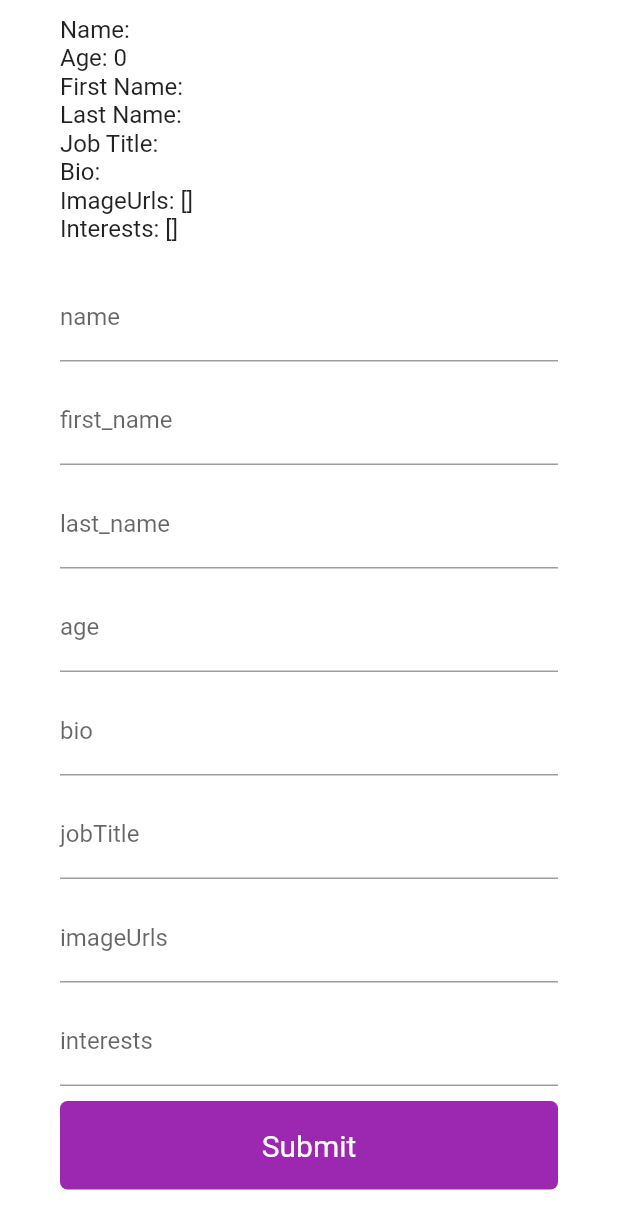
After one commit to ajaygc95/InearU, a Flutter app: the TestProfileScreen screen opened by its route, on a phone screen of 412 x 824 dp. The commit adds this screen. Shown: the top 1229 px of the screen. Run offline on Flutter 3.47's test engine with Material 2 defaults, Android fonts, the phone set to English and light mode, and no system bars; our stand-ins replace bloc, equatable, flutter_bloc, flutter_svg, font_awesome_flutter, jwt_decoder and 1 more; accounts and stored records are empty; Roboto replaces fonts that are missing (Optima); project files that could hold a hidden picture were left out.

Commit message:
All user register Using JWT, Bloc, DRF

```diff
--- a/inearu/lib/bloc/counter/counter_bloc.dart
+++ b/inearu/lib/bloc/counter/counter_bloc.dart
@@ -4,25 +4,23 @@ import 'package:flutter_bloc/flutter_bloc.dart';
 
 import 'package:inearu/bloc/counter/counter_event.dart';
 import 'package:inearu/bloc/counter/counter_state.dart';
+import 'package:inearu/models/test_profile.dart';
 
 class CounterBloc extends Bloc<CounterEvent, CounterState> {
-  int counter = 0;
+  TestProfile profile = TestProfile(name: "", age: 1);
   CounterBloc() : super(InitialCounterState()) {
     on<NumberIncreaseEvent>(onNumberIncrease);
-    on<NumberDecreaseEvent>(onNumberDecrease);
+    on<NumberDecreaseEvent>(onAddAge);
   }
 
   void onNumberIncrease(
       NumberIncreaseEvent event, Emitter<CounterState> emit) async {
-    counter = counter + 1;
-    emit((UpdateCounter(counter)));
+    profile.name = "Ajay";
+    emit((UpdateCounter(profile: profile)));
   }
 
-  void onNumberDecrease(
-      NumberDecreaseEvent event, Emitter<CounterState> emit) async {
-    if (counter > 0) {
-      counter = counter - 1;
-      emit((UpdateCounter(counter)));
-    }
+  void onAddAge(NumberDecreaseEvent event, Emitter<CounterState> emit) async {
+    profile.age = 27;
+    emit((UpdateCounter(profile: profile)));
   }
 }
--- a/inearu/lib/bloc/counter/counter_state.dart
+++ b/inearu/lib/bloc/counter/counter_state.dart
@@ -1,9 +1,11 @@
+import 'package:inearu/models/test_profile.dart';
+
 class CounterState {}
 
 class InitialCounterState extends CounterState {}
 
 class UpdateCounter extends CounterState {
-  final int counter;
+  final TestProfile profile;
 
-  UpdateCounter(this.counter);
+  UpdateCounter({required this.profile});
 }
--- /dev/null
+++ b/inearu/lib/bloc/profile/profile_bloc.dart
@@ -0,0 +1,32 @@
+import 'package:bloc/bloc.dart';
+import 'package:inearu/bloc/profile/profile_event.dart';
+import 'package:inearu/bloc/profile/profile_state.dart';
+import 'package:inearu/models/test_profile.dart';
+
+class ProfileBloc extends Bloc<ProfileEvent, ProfileState> {
+  TestProfile profile = TestProfile();
+  ProfileBloc() : super(InitialProfileState()) {
+    on<UpdateProfileEvent>(onNumberIncrease);
+  }
+
+  void onNumberIncrease(ProfileEvent event, Emitter<ProfileState> emit) async {
+    if (event is UpdateProfileEvent) {
+      if (event.label == "name") {
+        print("${event.value}");
+        profile = profile.copyWith(name: event.value);
+      } else if (event.label == "age") {
+        profile = profile.copyWith(age: int.parse(event.value));
+      } else if (event.label == "first_name") {
+        profile = profile.copyWith(firstName: event.value);
+      } else if (event.label == "last_name") {
+        profile = profile.copyWith(lastName: event.value);
+      } else if (event.label == "bio") {
+        profile = profile.copyWith(bio: event.value);
+      } else if (event.label == "jobTitle") {
+        profile = profile.copyWith(jobTitle: event.value);
+      }
+    }
+
+    emit(UpdateProfileState(profile: profile));
+  }
+}
--- a/inearu/lib/bloc/profile/profile_event.dart
+++ b/inearu/lib/bloc/profile/profile_event.dart
@@ -1,2 +1,10 @@
+import 'package:equatable/equatable.dart';
 
-class ProfileEvent {}
+abstract class ProfileEvent {}
+
+class UpdateProfileEvent extends ProfileEvent {
+  final String label;
+  final dynamic value;
+
+  UpdateProfileEvent({required this.label, required this.value});
+}
--- /dev/null
+++ b/inearu/lib/bloc/profile/profile_state.dart
@@ -0,0 +1,27 @@
+import 'package:inearu/models/test_profile.dart';
+
+class ProfileState {}
+
+class InitialProfileState extends ProfileState {
+  final TestProfile profile = TestProfile();
+}
+
+class UpdateProfileState extends ProfileState {
+  final TestProfile profile;
+
+  UpdateProfileState({required this.profile});
+}
+
+
+// class UpdateProfileState {
+//   final String name;
+
+//   UpdateProfileState({required this.name});
+
+//   ProfileState update(ProfileState currentState) {
+//     return ProfileState(
+//       name: name,
+//       age: currentState.age,
+//     );
+//   }
+// }
--- a/inearu/lib/config/app_router.dart
+++ b/inearu/lib/config/app_router.dart
@@ -14,6 +14,7 @@ import 'package:inearu/pages/onboarding_screen.dart';
 import 'package:inearu/pages/user_detail_screen.dart';
 import 'package:inearu/screen/profile_screen.dart';
 import 'package:inearu/screen/login_screen.dart';
+import 'package:inearu/test_pages/profile_page.dart';
 import 'package:inearu/test_pages/stream_page.dart';
 
 class RouteGenerator {
@@ -35,6 +36,10 @@ class RouteGenerator {
       case UserScreen.routename:
         return MaterialPageRoute(
           builder: (context) => UserScreen(),
+        );
+      case TestProfileScreen.routename:
+        return MaterialPageRoute(
+          builder: (context) => TestProfileScreen(),
         );
       case LoginScreen.routename:
         return MaterialPageRoute(
--- a/inearu/lib/main.dart
+++ b/inearu/lib/main.dart
@@ -2,6 +2,7 @@ import 'package:flutter/material.dart';
 import 'package:flutter_bloc/flutter_bloc.dart';
 import 'package:inearu/bloc/counter/counter_bloc.dart';
 import 'package:inearu/bloc/login/login_bloc.dart';
+import 'package:inearu/bloc/profile/profile_bloc.dart';
 import 'package:inearu/config/app_router.dart';
 import 'package:inearu/config/custom_theme.dart';
 import 'package:inearu/cubit/cubit/counter_cubit.dart';
@@ -10,8 +11,10 @@ import 'package:inearu/models/profile_model.dart';
 import 'package:inearu/bloc/swipe_bloc.dart';
 import 'package:inearu/pages/UserScreen.dart';
 import 'package:inearu/pages/bloc_counter.dart';
+import 'package:inearu/pages/onboarding_screen.dart';
 import 'package:inearu/pages/user_detail_screen.dart';
 import 'package:inearu/screen/login_screen.dart';
+import 'package:inearu/test_pages/profile_page.dart';
 import 'package:inearu/test_pages/stream_page.dart';
 import 'package:shared_preferences/shared_preferences.dart';
 import 'models/models.dart';
@@ -29,6 +32,7 @@ class MyApp extends StatelessWidget {
       providers: [
         BlocProvider(create: (_) => CounterBloc()),
         BlocProvider(create: (_) => CounterCubitBloc(0)),
+        BlocProvider(create: (_) => ProfileBloc()),
         BlocProvider(
             create: (_) => SwipeBloc()..add(LoadUsers(users: User.users))),
         BlocProvider(create: (context) => LoginBloc()),
@@ -38,7 +42,7 @@ class MyApp extends StatelessWidget {
         builder: (context, snapshot) {
           final initialRoute = snapshot.data?.getString('token') != null
               ? UserScreen.routename
-              : StreamScreen.routename;
+              : OnboardingScreen.routename;
 
           return MaterialApp(
             debugShowCheckedModeBanner: false,
--- /dev/null
+++ b/inearu/lib/models/test_profile.dart
@@ -0,0 +1,54 @@
+import 'package:equatable/equatable.dart';
+
+class TestProfile extends Equatable {
+  String email;
+  String name;
+  int age;
+  String firstName;
+  String lastName;
+  String jobTitle;
+  String bio;
+  List<String> imageUrls;
+  List interests;
+
+  TestProfile({
+    this.email = '',
+    this.name = '',
+    this.age = 0,
+    this.firstName = '',
+    this.lastName = '',
+    this.jobTitle = '',
+    this.bio = '',
+    this.imageUrls = const [],
+    this.interests = const [],
+  });
+
+  @override
+  // TODO: implement props
+  List<Object?> get props =>
+      [email, name, age, firstName, lastName, jobTitle, bio];
+
+  TestProfile copyWith({
+    String? email,
+    String? name,
+    int? age,
+    String? firstName,
+    String? bio,
+    String? lastName,
+    String? jobTitle,
+    List<String>? imageUrls,
+    List? interests,
+  }) {
+    return TestProfile(
+      email: email ?? this.email,
+      name: name ?? this.name,
+      age: age ?? this.age,
+      bio: bio ?? this.bio,
+      firstName: firstName ?? this.firstName,
+      imageUrls: imageUrls ?? this.imageUrls,
+      jobTitle: jobTitle ?? this.jobTitle,
+      lastName: lastName ?? this.lastName,
+      interests: interests ?? this.interests,
+    );
+  }
+}
--- a/inearu/lib/pages/bloc_counter.dart
+++ b/inearu/lib/pages/bloc_counter.dart
@@ -20,7 +20,7 @@ class CounterScreen extends StatelessWidget {
                     onTap: () => BlocProvider.of<CounterBloc>(context)
                         .add(NumberDecreaseEvent()),
                     child: CircleAvatar(child: Icon(Icons.remove))),
-                Text(state is UpdateCounter ? "${state.counter}" : "0"),
+                // Text(state is UpdateCounter ? "${state.counter}" : "0"),
                 InkWell(
                     onTap: () => BlocProvider.of<CounterBloc>(context)
                         .add(NumberIncreaseEvent()),
--- a/inearu/lib/screen/email_screen.dart
+++ b/inearu/lib/screen/email_screen.dart
@@ -1,4 +1,8 @@
 import 'package:flutter/material.dart';
+import 'package:flutter_bloc/flutter_bloc.dart';
+import 'package:inearu/bloc/profile/profile_bloc.dart';
+import 'package:inearu/bloc/profile/profile_event.dart';
+import 'package:inearu/bloc/profile/profile_state.dart';
 import 'package:inearu/widgets/widgets.dart';
 
 class Email extends StatelessWidget {
@@ -17,15 +21,43 @@ class Email extends StatelessWidget {
               CustomTextHeader(
                   tabController: tabController,
                   text: "Enter Your Email Address."),
-              CustomTextField(
-                text: 'TYPE HERE',
-                tabController: tabController,
-              )
+              BlocBuilder<ProfileBloc, ProfileState>(
+                builder: (context, state) {
+                  return _inputFields(name: 'name');
+                },
+              ),
             ],
           ),
+          InkWell(
+              onTap: () {
+                Navigator.pushNamed(context, "/testprofilescreen");
+              },
+              child: Text("Press me")),
           CustomBotton(tabController: tabController, text: 'Next Step'),
         ],
       ),
     );
   }
 }
+
+class _inputFields extends StatelessWidget {
+  final String name;
+  const _inputFields({
+    Key? key,
+    required this.name,
+  }) : super(key: key);
+
+  @override
+  Widget build(BuildContext context) {
+    return TextField(
+      decoration: InputDecoration(
+        labelText: name,
+        hintText: "Enter your $name",
+      ),
+      onChanged: (value) {
+        BlocProvider.of<ProfileBloc>(context)
+            .add(UpdateProfileEvent(label: "$name", value: value));
+      },
+    );
+  }
+}
--- /dev/null
+++ b/inearu/lib/test_pages/profile_page.dart
@@ -0,0 +1,176 @@
+import 'package:flutter/material.dart';
+import 'package:flutter/src/widgets/container.dart';
+import 'package:flutter/src/widgets/framework.dart';
+import 'package:flutter_bloc/flutter_bloc.dart';
+import 'package:inearu/bloc/profile/profile_bloc.dart';
+import 'package:inearu/bloc/profile/profile_event.dart';
+import 'package:inearu/bloc/profile/profile_state.dart';
+
+class TestProfileScreen extends StatelessWidget {
+  static const String routename = '/testprofilescreen';
+  const TestProfileScreen({super.key});
+
+  @override
+  Widget build(BuildContext context) {
+    return Scaffold(
+      body: SingleChildScrollView(
+        child: SafeArea(
+          child: BlocBuilder<ProfileBloc, ProfileState>(
+            builder: (context, state) {
+              if (state is InitialProfileState) {
+                return Column(
+                  crossAxisAlignment: CrossAxisAlignment.start,
+                  children: [
+                    _upperProfileColumn(
+                        name: state.profile.name,
+                        age: state.profile.age,
+                        firstName: state.profile.firstName,
+                        lastName: state.profile.lastName,
+                        jobTitle: state.profile.jobTitle,
+                        bio: state.profile.bio,
+                        imageUrls: state.profile.imageUrls,
+                        interests: state.profile.interests),
+                    _lowerScreenColumn(),
+                  ],
+                );
+              } else if (state is UpdateProfileState) {
+                return Column(
+                  crossAxisAlignment: CrossAxisAlignment.start,
+                  children: [
+                    _upperProfileColumn(
+                        name: state.profile.name,
+                        age: state.profile.age,
+                        firstName: state.profile.firstName,
+                        lastName: state.profile.lastName,
+                        jobTitle: state.profile.jobTitle,
+                        bio: state.profile.bio,
+                        imageUrls: state.profile.imageUrls,
+                        interests: state.profile.interests),
+                    _lowerScreenColumn(),
+                  ],
+                );
+              } else {
+                return Text("Enter your info");
+              }
+            },
+          ),
+        ),
+      ),
+    );
+  }
+}
+
+class _lowerScreenColumn extends StatelessWidget {
+  const _lowerScreenColumn({
+    Key? key,
+  }) : super(key: key);
+
+  @override
+  Widget build(BuildContext context) {
+    return Padding(
+      padding: const EdgeInsets.symmetric(horizontal: 40, vertical: 10),
+      child: Column(
+        children: [
+          _inputFields(name: "name"),
+          SizedBox(height: 10),
+          _inputFields(name: "first_name"),
+          SizedBox(height: 10),
+          _inputFields(name: "last_name"),
+          SizedBox(height: 10),
+          _inputFields(name: "age"),
+          SizedBox(height: 10),
+          _inputFields(name: "bio"),
+          SizedBox(height: 10),
+          _inputFields(name: "jobTitle"),
+          SizedBox(height: 10),
+          _inputFields(name: "imageUrls"),
+          SizedBox(height: 10),
+          _inputFields(name: "interests"),
+          SizedBox(height: 10),
+          Container(
+            width: double.infinity,
+            padding: EdgeInsets.symmetric(horizontal: 40, vertical: 18),
+            decoration: BoxDecoration(
+              color: Colors.purple,
+              borderRadius: BorderRadius.circular(5),
+            ),
+            child: Center(
+              child: InkWell(
+                onTap: () {},
+                child: Text(
+                  "Submit",
+                  style: TextStyle(fontSize: 20, color: Colors.white),
+                ),
+              ),
+            ),
+          )
+        ],
+      ),
+    );
+  }
+}
+
+class _inputFields extends StatelessWidget {
+  final String name;
+  const _inputFields({
+    Key? key,
+    required this.name,
+  }) : super(key: key);
+
+  @override
+  Widget build(BuildContext context) {
+    return TextField(
+      decoration: InputDecoration(
+        labelText: name,
+        hintText: "Enter your $name",
+      ),
+      onChanged: (value) {
+        BlocProvider.of<ProfileBloc>(context)
+            .add(UpdateProfileEvent(label: "$name", value: value));
+      },
+    );
+  }
+}
+
+class _upperProfileColumn extends StatelessWidget {
+  final String name;
+  final int age;
+  final String firstName;
+  final String lastName;
+  final String jobTitle;
+  final String bio;
+  final List<String> imageUrls;
+  final List interests;
+
+  const _upperProfileColumn({
+    Key? key,
+    required this.name,
+    required this.age,
+    required this.firstName,
+    required this.lastName,
+    required this.jobTitle,
+    required this.bio,
+    required this.imageUrls,
+    required this.interests,
+  }) : super(key: key);
+
+  @override
+  Widget build(BuildContext context) {
+    return Padding(
+      padding: const EdgeInsets.symmetric(horizontal: 40, vertical: 10),
+      child: Column(
+        crossAxisAlignment: CrossAxisAlignment.start,
+        children: [
+          Text("Name: $name", style: TextStyle(fontSize: 16)),
+          Text("Age: $age", style: TextStyle(fontSize: 16)),
+          Text("First Name: $firstName", style: TextStyle(fontSize: 16)),
+          Text("Last Name: $lastName", style: TextStyle(fontSize: 16)),
+          Text("Job Title: $jobTitle", style: TextStyle(fontSize: 16)),
+          Text("Bio: $bio", style: TextStyle(fontSize: 16)),
+          Text("ImageUrls: $imageUrls", style: TextStyle(fontSize: 16)),
+          Text("Interests: $interests", style: TextStyle(fontSize: 16)),
+        ],
+      ),
+    );
+  }
+}
--- a/inearu/lib/test_pages/stream_page.dart
+++ b/inearu/lib/test_pages/stream_page.dart
@@ -26,7 +26,12 @@ class StreamScreen extends StatelessWidget {
                 if (state is InitialCounterState) {
                   return _counterText(value: "0");
                 } else if (state is UpdateCounter) {
-                  return _counterText(value: "${state.counter}");
+                  return Row(
+                    children: [
+                      _counterText(value: "${state.profile.name}"),
+                      _counterText(value: "${state.profile.age}"),
+                    ],
+                  );
                 } else {
                   return _counterText(value: "There is something wrong");
                 }
@@ -114,7 +119,8 @@ class _counterText extends StatelessWidget {
       child: Center(
         child: Text(
           value,
-          style: TextStyle(fontSize: 40, color: Color.fromARGB(255, 237, 234, 234)),
+          style: TextStyle(
+              fontSize: 40, color: Color.fromARGB(255, 237, 234, 234)),
         ),
       ),
     );
--- a/inearu/pubspec.yaml
+++ b/inearu/pubspec.yaml
@@ -46,6 +46,7 @@ dependencies:
   shared_preferences: ^2.0.17
   jwt_decoder: ^2.0.1
   font_awesome_flutter: ^10.3.0
+
 
 dev_dependencies:
   flutter_test:
```
